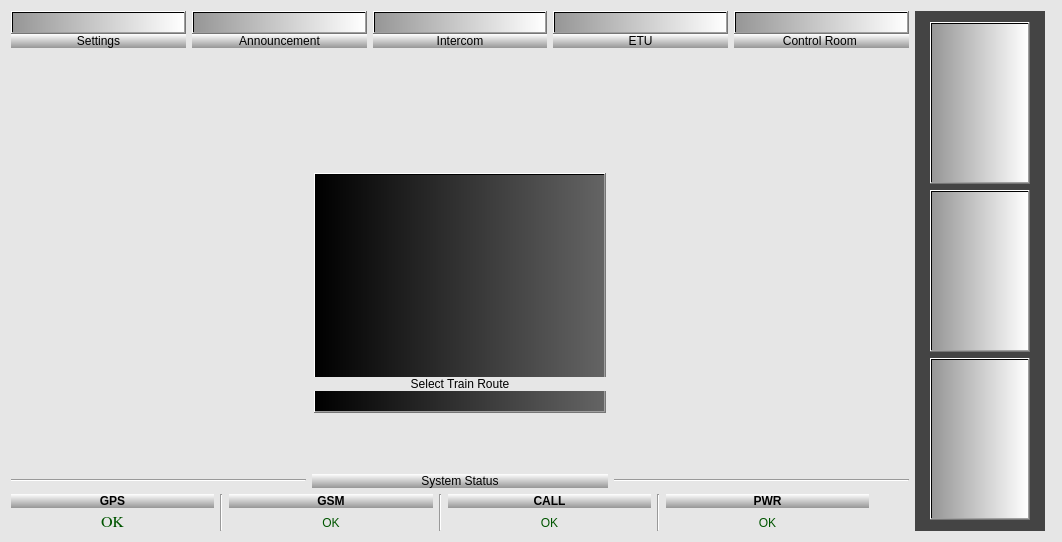
This is mpd.ui in gurpartap007/qtmop as Qt 5 draws it before an edit. The edited form follows.
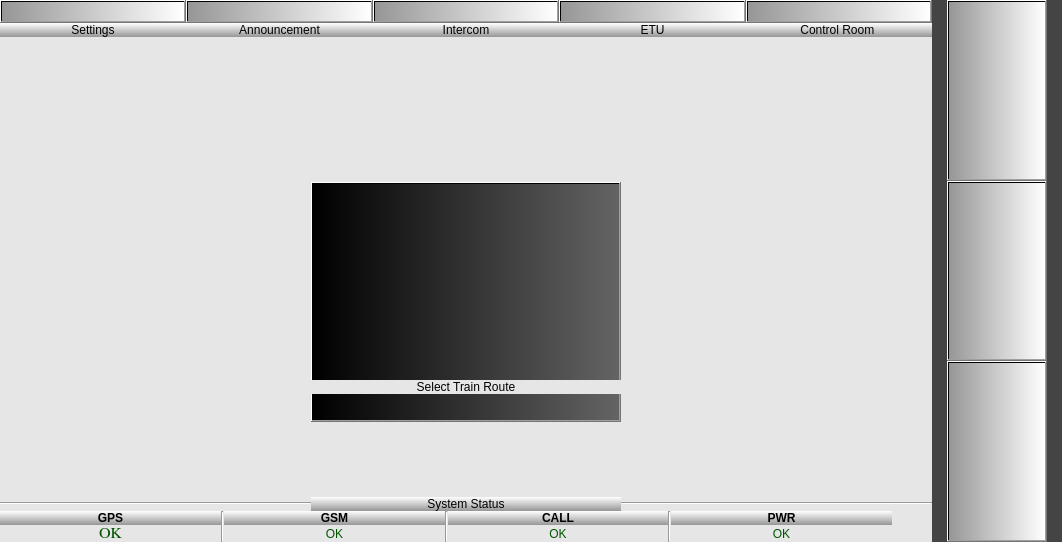
This is the edited form. The open tabs and pages were chosen to show the change. Icons and pictures are not drawn.

```diff
--- a/mpd.ui
+++ b/mpd.ui
@@ -19,12 +19,36 @@
   </property>
   <widget class="QWidget" name="centralWidget">
    <layout class="QHBoxLayout" name="horizontalLayout_5">
+    <property name="spacing">
+     <number>0</number>
+    </property>
+    <property name="leftMargin">
+     <number>0</number>
+    </property>
+    <property name="topMargin">
+     <number>0</number>
+    </property>
+    <property name="rightMargin">
+     <number>0</number>
+    </property>
+    <property name="bottomMargin">
+     <number>0</number>
+    </property>
     <item>
      <layout class="QHBoxLayout" name="horizontalLayout_4">
+      <property name="spacing">
+       <number>0</number>
+      </property>
       <item>
        <layout class="QVBoxLayout" name="verticalLayout_15">
+        <property name="spacing">
+         <number>0</number>
+        </property>
         <item>
          <layout class="QHBoxLayout" name="horizontalLayout_8">
+          <property name="spacing">
+           <number>0</number>
+          </property>
           <item>
            <layout class="QVBoxLayout" name="verticalLayout">
             <property name="spacing">
@@ -338,10 +362,28 @@
            <string notr="true">background-color: rgb(230, 230, 230);</string>
           </property>
           <property name="currentIndex">
-           <number>0</number>
+           <number>1</number>
           </property>
           <widget class="QWidget" name="main_screen">
            <layout class="QHBoxLayout" name="horizontalLayout_7">
+            <property name="spacing">
+             <number>0</number>
+            </property>
+            <property name="sizeConstraint">
+             <enum>QLayout::SetMinAndMaxSize</enum>
+            </property>
+            <property name="leftMargin">
+             <number>0</number>
+            </property>
+            <property name="topMargin">
+             <number>0</number>
+            </property>
+            <property name="rightMargin">
+             <number>0</number>
+            </property>
+            <property name="bottomMargin">
+             <number>0</number>
+            </property>
             <item>
              <layout class="QGridLayout" name="gridLayout">
               <property name="sizeConstraint">
@@ -530,13 +572,28 @@
           </widget>
           <widget class="QWidget" name="main_menu">
            <layout class="QVBoxLayout" name="verticalLayout_13">
+            <property name="spacing">
+             <number>0</number>
+            </property>
             <property name="sizeConstraint">
              <enum>QLayout::SetMinAndMaxSize</enum>
             </property>
+            <property name="leftMargin">
+             <number>0</number>
+            </property>
+            <property name="topMargin">
+             <number>0</number>
+            </property>
+            <property name="rightMargin">
+             <number>0</number>
+            </property>
+            <property name="bottomMargin">
+             <number>0</number>
+            </property>
             <item>
              <layout class="QHBoxLayout" name="horizontalLayout_11">
               <property name="spacing">
-               <number>80</number>
+               <number>0</number>
               </property>
               <property name="sizeConstraint">
                <enum>QLayout::SetMinAndMaxSize</enum>
@@ -556,6 +613,9 @@
               </item>
               <item>
                <layout class="QVBoxLayout" name="verticalLayout_2">
+                <property name="spacing">
+                 <number>0</number>
+                </property>
                 <item>
                  <spacer name="verticalSpacer">
                   <property name="orientation">
@@ -670,10 +730,14 @@
             </item>
            </layout>
           </widget>
+          <widget class="QWidget" name="page_3"/>
          </widget>
         </item>
         <item>
          <layout class="QHBoxLayout" name="horizontalLayout_2">
+          <property name="spacing">
+           <number>0</number>
+          </property>
           <item>
            <widget class="Line" name="line_2">
             <property name="orientation">
@@ -707,8 +771,14 @@
         </item>
         <item>
          <layout class="QHBoxLayout" name="horizontalLayout_3">
+          <property name="spacing">
+           <number>0</number>
+          </property>
           <item>
            <layout class="QVBoxLayout" name="verticalLayout_9">
+            <property name="spacing">
+             <number>0</number>
+            </property>
             <item>
              <widget class="QLabel" name="gps">
               <property name="sizePolicy">
@@ -768,6 +838,9 @@
           </item>
           <item>
            <layout class="QVBoxLayout" name="verticalLayout_11">
+            <property name="spacing">
+             <number>0</number>
+            </property>
             <item>
              <widget class="QLabel" name="gsm">
               <property name="sizePolicy">
@@ -818,6 +891,9 @@
           </item>
           <item>
            <layout class="QVBoxLayout" name="verticalLayout_12">
+            <property name="spacing">
+             <number>0</number>
+            </property>
             <item>
              <widget class="QLabel" name="call">
               <property name="sizePolicy">
@@ -868,6 +944,9 @@
           </item>
           <item>
            <layout class="QVBoxLayout" name="verticalLayout_14">
+            <property name="spacing">
+             <number>0</number>
+            </property>
             <item>
              <widget class="QLabel" name="pwr">
               <property name="sizePolicy">
@@ -945,8 +1024,26 @@
         </property>
         <widget class="QWidget" name="page">
          <layout class="QHBoxLayout" name="horizontalLayout">
+          <property name="spacing">
+           <number>0</number>
+          </property>
+          <property name="leftMargin">
+           <number>0</number>
+          </property>
+          <property name="topMargin">
+           <number>0</number>
+          </property>
+          <property name="rightMargin">
+           <number>0</number>
+          </property>
+          <property name="bottomMargin">
+           <number>0</number>
+          </property>
           <item>
            <layout class="QVBoxLayout" name="verticalLayout_3">
+            <property name="spacing">
+             <number>0</number>
+            </property>
             <item>
              <widget class="QPushButton" name="up">
               <property name="sizePolicy">
@@ -1103,18 +1200,6 @@
    </layout>
    <zorder>line</zorder>
    <zorder></zorder>
-   <zorder>gps</zorder>
-   <zorder>gps_status</zorder>
-   <zorder>layoutWidget</zorder>
-   <zorder>label_16</zorder>
-   <zorder>line_2</zorder>
-   <zorder>horizontalSpacer</zorder>
-   <zorder>horizontalSpacer_7</zorder>
-   <zorder>label_16</zorder>
-   <zorder>line_3</zorder>
-   <zorder>layoutWidget_5</zorder>
-   <zorder>layoutWidget_2</zorder>
-   <zorder>layoutWidget_6</zorder>
   </widget>
  </widget>
  <layoutdefault spacing="6" margin="11"/>
```
